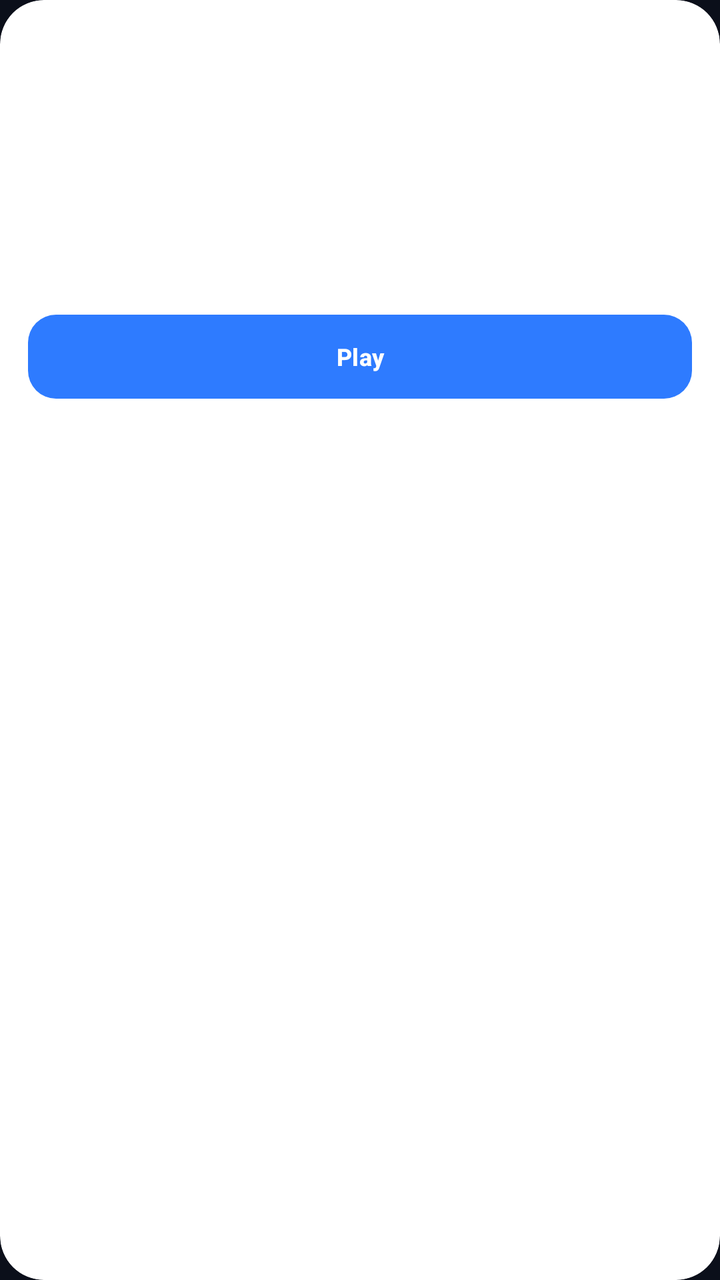
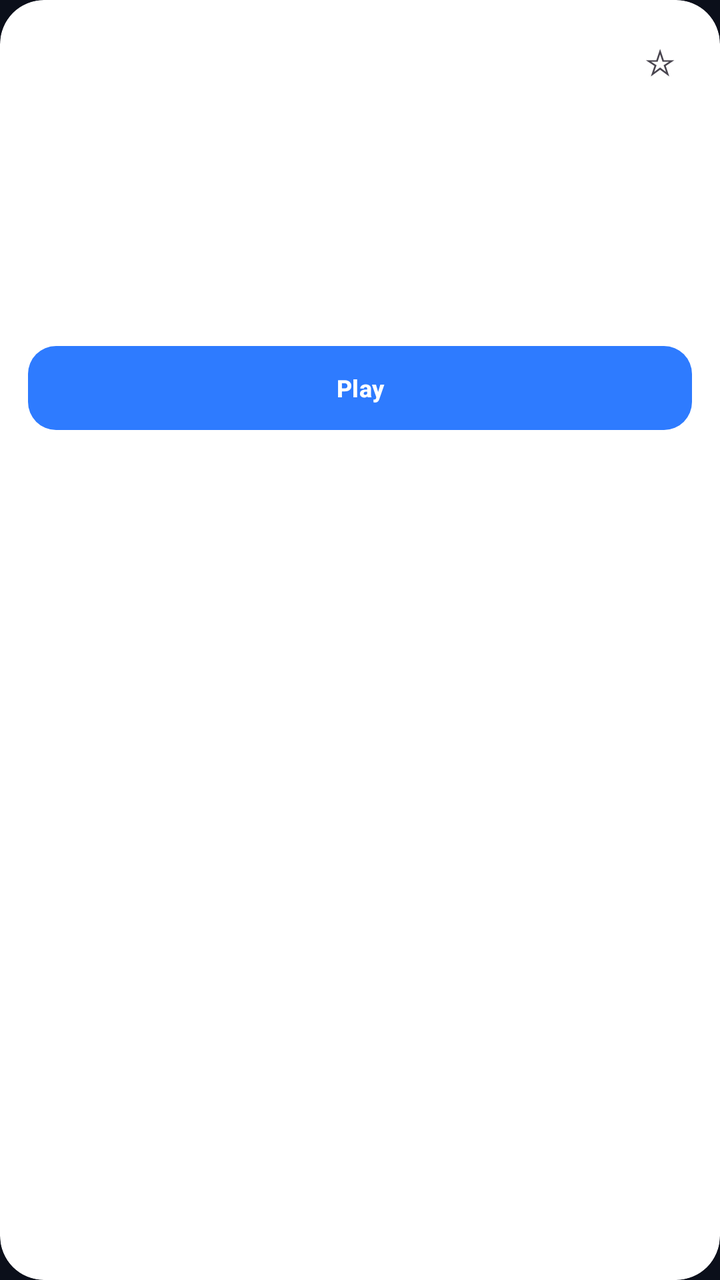

Before-and-after screenshots of an Android layout around one commit, followed by the original layout XML and the change that was made.
<!-- AndroidManifest.xml: application theme Theme.Maui -->
<!-- res/layout/item_game.xml -->
<?xml version="1.0" encoding="utf-8"?>
<com.google.android.material.card.MaterialCardView xmlns:android="http://schemas.android.com/apk/res/android"
    xmlns:app="http://schemas.android.com/apk/res-auto"
    android:layout_width="match_parent"
    android:layout_height="wrap_content"
    android:layout_margin="6dp"
    app:cardCornerRadius="22dp"
    app:cardElevation="0dp"
    app:cardBackgroundColor="@color/maui_card">

    <LinearLayout
        android:layout_width="match_parent"
        android:layout_height="wrap_content"
        android:orientation="vertical"
        android:padding="14dp">

        <ImageView
            android:id="@+id/icon"
            android:layout_width="56dp"
            android:layout_height="56dp"
            android:layout_gravity="center_horizontal"
            android:contentDescription="@null" />

        <TextView
            android:id="@+id/title"
            android:layout_width="match_parent"
            android:layout_height="wrap_content"
            android:layout_marginTop="10dp"
            android:gravity="center"
            android:textSize="13sp"
            android:textStyle="bold"
            android:maxLines="1"
            android:ellipsize="end" />

        <TextView
            android:id="@+id/subtitle"
            android:layout_width="match_parent"
            android:layout_height="wrap_content"
            android:layout_marginTop="2dp"
            android:gravity="center"
            android:textSize="10sp"
            android:alpha="0.6"
            android:maxLines="1"
            android:ellipsize="middle" />

        <com.google.android.material.button.MaterialButton
            android:id="@+id/profile"
            style="@style/Widget.Material3.Button.TextButton"
            android:layout_width="match_parent"
            android:layout_height="34dp"
            android:layout_marginTop="6dp"
            android:insetTop="0dp"
            android:insetBottom="0dp"
            android:minWidth="0dp"
            android:paddingHorizontal="4dp"
            android:textSize="11sp" />

        <com.google.android.material.button.MaterialButton
            android:id="@+id/play"
            android:layout_width="match_parent"
            android:layout_height="42dp"
            android:layout_marginTop="4dp"
            android:insetTop="0dp"
            android:insetBottom="0dp"
            android:minWidth="0dp"
            android:text="@string/games_play"
            android:textSize="12sp"
            android:textStyle="bold"
            app:cornerRadius="14dp" />
    </LinearLayout>
</com.google.android.material.card.MaterialCardView>
<!-- resources referenced by this layout -->
<resources>
  <color name="maui_card">#FFFFFFFF</color>
  <string name="games_play">Play</string>
  <style name="Theme.Maui" parent="Theme.Material3.DayNight.NoActionBar">
          <item name="colorPrimary">@color/maui_blue</item>
          <item name="colorOnPrimary">@color/white</item>
          <item name="colorPrimaryContainer">@color/maui_blue</item>
          <item name="colorOnPrimaryContainer">@color/white</item>
          <item name="colorSecondary">@color/maui_purple</item>
          <item name="colorTertiary">@color/maui_cyan</item>
          <item name="android:statusBarColor">@color/bg_dark</item>
          <item name="android:navigationBarColor">@color/bg_dark</item>
          <item name="android:windowBackground">@color/bg_dark</item>
          <item name="materialCardViewStyle">@style/Widget.Maui.Card</item>
          <item name="android:windowLightStatusBar" tools:targetApi="m">false</item>
      </style>
  <color name="maui_blue">#2E7BFF</color>
  <color name="white">#FFFFFFFF</color>
  <color name="maui_purple">#8A5CFF</color>
  <color name="maui_cyan">#22D3EE</color>
  <color name="bg_dark">#0B0F1A</color>
  <style name="Widget.Maui.Card" parent="Widget.Material3.CardView.Filled">
          <item name="cardCornerRadius">22dp</item>
          <item name="cardElevation">0dp</item>
          <item name="cardBackgroundColor">@color/surface_dark</item>
      </style>
  <color name="surface_dark">#1B2233</color>
</resources>

<!-- the commit's change to res/layout/item_game.xml (unified diff, before → after) -->
@@ -14,12 +14,29 @@
         android:orientation="vertical"
         android:padding="14dp">
 
-        <ImageView
-            android:id="@+id/icon"
-            android:layout_width="56dp"
-            android:layout_height="56dp"
-            android:layout_gravity="center_horizontal"
-            android:contentDescription="@null" />
+        <FrameLayout
+            android:layout_width="match_parent"
+            android:layout_height="wrap_content">
+
+            <ImageView
+                android:id="@+id/icon"
+                android:layout_width="56dp"
+                android:layout_height="56dp"
+                android:layout_gravity="center_horizontal"
+                android:contentDescription="@null" />
+
+            <TextView
+                android:id="@+id/fav"
+                android:layout_width="32dp"
+                android:layout_height="32dp"
+                android:layout_gravity="end|top"
+                android:gravity="center"
+                android:text="☆"
+                android:textSize="18sp"
+                android:clickable="true"
+                android:focusable="true"
+                android:contentDescription="@string/games_toggle_fav" />
+        </FrameLayout>
 
         <TextView
             android:id="@+id/title"
@@ -42,6 +59,17 @@
             android:alpha="0.6"
             android:maxLines="1"
             android:ellipsize="middle" />
+
+        <TextView
+            android:id="@+id/playtime"
+            android:layout_width="match_parent"
+            android:layout_height="wrap_content"
+            android:layout_marginTop="2dp"
+            android:gravity="center"
+            android:textSize="10sp"
+            android:alpha="0.55"
+            android:maxLines="1"
+            android:ellipsize="end" />
 
         <com.google.android.material.button.MaterialButton
             android:id="@+id/profile"
